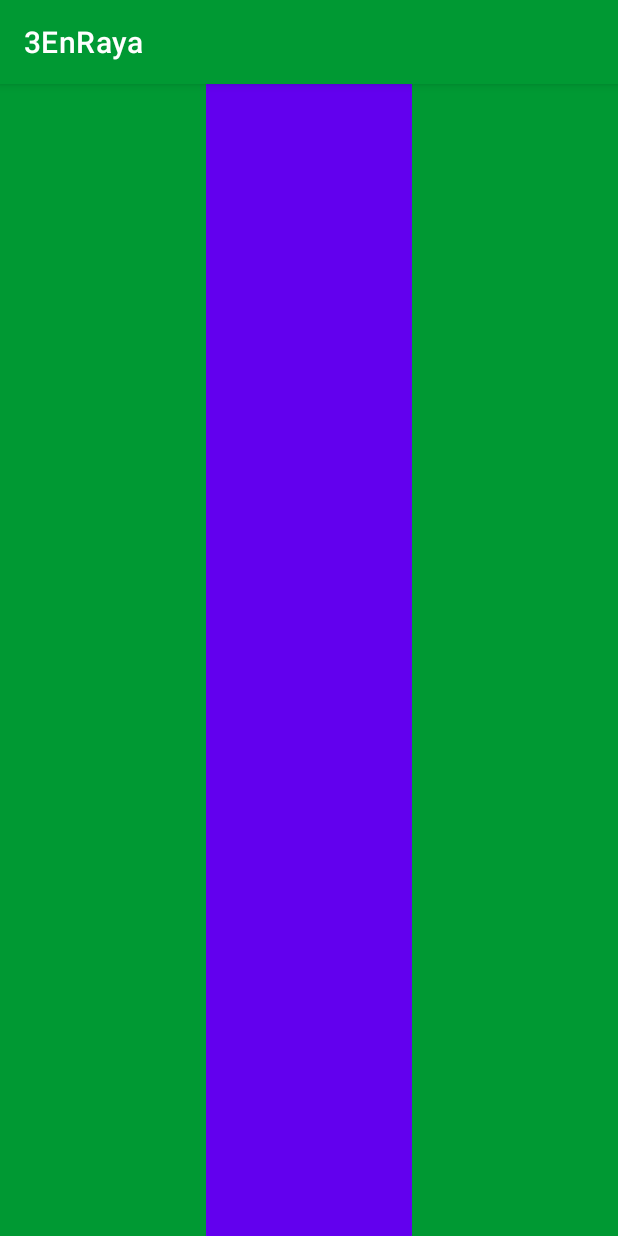
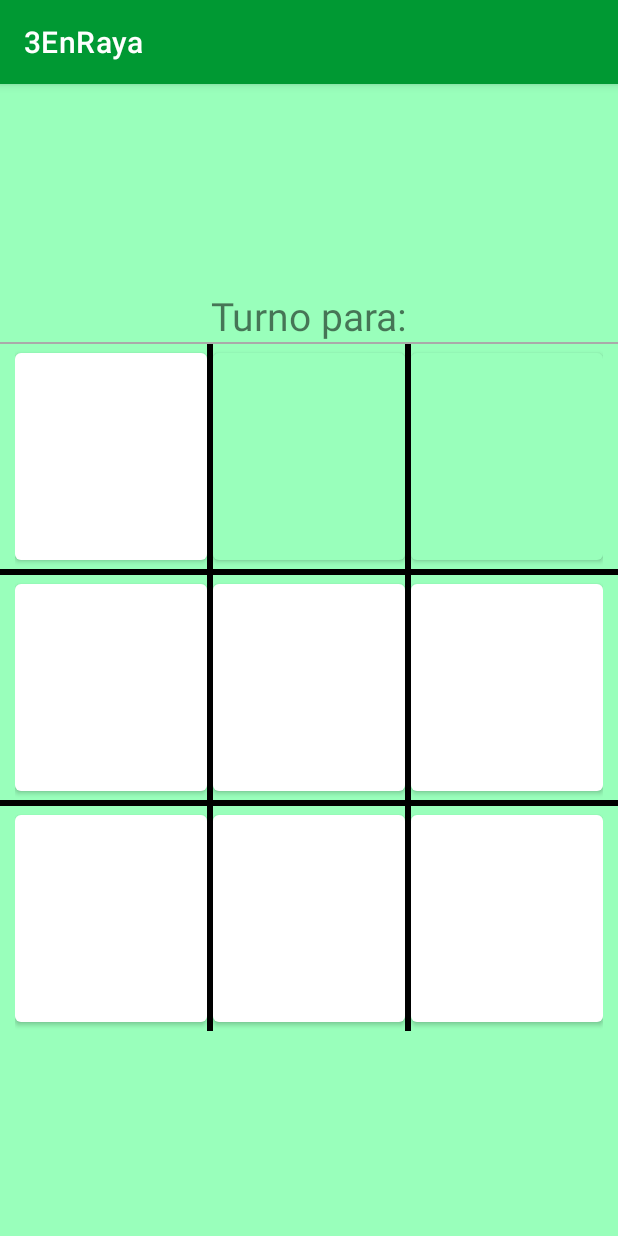
Before and after one commit to irisquerol/3EnRaya, an Android app: the screen it shows after launch (MainActivity), on a phone screen of 412 x 824 dp. Run offline under Robolectric (Android 15) with nearby library versions, the phone set to English and light mode, and no system bars.

Commit message:
cuadrícula

```diff
--- a/app/src/main/res/layout/activity_main.xml
+++ b/app/src/main/res/layout/activity_main.xml
@@ -9,62 +9,198 @@
     <LinearLayout
         android:layout_width="match_parent"
         android:layout_height="match_parent"
-        android:orientation="vertical">
+        android:layout_gravity="center"
+        android:background="@color/purple_500"
+        android:gravity="center"
+        android:orientation="vertical"
+        tools:context=".MainActivity">
 
         <TextView
+            android:id="@+id/text_turno"
             android:layout_width="wrap_content"
             android:layout_height="wrap_content"
-            android:text="Hello World!"
-            app:layout_constraintBottom_toBottomOf="parent"
-            app:layout_constraintLeft_toLeftOf="parent"
-            app:layout_constraintRight_toRightOf="parent"
-            app:layout_constraintTop_toTopOf="parent" />
-    </LinearLayout>
+            android:text="@string/turno"
+
+            android:textSize="26sp"
+            android:textStyle="normal" />
+
+        <View
+            android:layout_width="match_parent"
+            android:layout_height="1dp"
+            android:background="@android:color/darker_gray" />
 
         <LinearLayout
             android:layout_width="match_parent"
-        android:layout_height="match_parent"
+            android:layout_height="wrap_content"
+            android:layout_gravity="center"
+            android:gravity="center"
             android:orientation="vertical">
-
-        <FrameLayout
-            android:layout_width="match_parent"
-            android:layout_height="0dp"
-            android:layout_weight="1"
-            android:background="@color/greenTop" />
-
-        <FrameLayout
-            android:layout_width="match_parent"
-            android:layout_height="0dp"
-            android:layout_weight="1" />
-
-        <FrameLayout
-            android:layout_width="match_parent"
-            android:layout_height="0dp"
-            android:layout_weight="1" />
-    </LinearLayout>
 
             <LinearLayout
                 android:layout_width="match_parent"
-        android:layout_height="match_parent"
+                android:layout_height="150dp"
+                android:layout_gravity="center"
+                android:layout_marginLeft="10dp"
+                android:layout_marginRight="10dp"
+                android:gravity="center"
                 android:orientation="horizontal">
 
-        <FrameLayout
+                <Button
+                    android:id="@+id/btn_1"
                     android:layout_width="0dp"
                     android:layout_height="match_parent"
                     android:layout_weight="1"
-            android:background="@color/greenTop" />
+                    android:elevation="15dp"
+                    android:freezesText="true"
+                    android:textSize="65sp"
+                    app:backgroundTint="@color/white" />
 
-        <FrameLayout
+                <View
+                    android:layout_width="4dp"
+                    android:layout_height="match_parent"
+                    android:background="@color/black" />
+
+                <Button
+                    android:id="@+id/btn_2"
                     android:layout_width="0dp"
                     android:layout_height="match_parent"
                     android:layout_weight="1"
-            android:background="@color/purple_500" />
+                    android:elevation="15dp"
+                    android:freezesText="true"
+                    app:backgroundTint="@color/purple_500" />
 
-        <FrameLayout
+                <View
+                    android:layout_width="4dp"
+                    android:layout_height="match_parent"
+                    android:background="@color/black" />
+
+                <Button
+                    android:id="@+id/btn_3"
                     android:layout_width="0dp"
                     android:layout_height="match_parent"
                     android:layout_weight="1"
-            android:background="@color/greenTop" />
+                    android:elevation="15dp"
+                    android:freezesText="true"
+                    app:backgroundTint="@color/purple_500" />
+
+
+            </LinearLayout>
+
+            <View
+                android:layout_width="match_parent"
+                android:layout_height="4dp"
+                android:background="@color/black" />
+
+            <LinearLayout
+                android:layout_width="match_parent"
+                android:layout_height="150dp"
+                android:layout_gravity="center"
+                android:layout_marginLeft="10dp"
+                android:layout_marginRight="10dp"
+                android:gravity="center"
+                android:orientation="horizontal">
+
+                <Button
+                    android:id="@+id/btn_4"
+                    android:layout_width="0dp"
+                    android:layout_height="match_parent"
+                    android:layout_weight="1"
+                    android:elevation="15dp"
+                    android:freezesText="true"
+                    android:textSize="65sp"
+                    app:backgroundTint="@color/white" />
+
+                <View
+                    android:layout_width="4dp"
+                    android:layout_height="match_parent"
+                    android:background="@color/black" />
+
+                <Button
+                    android:id="@+id/btn_5"
+                    android:layout_width="0dp"
+                    android:layout_height="match_parent"
+                    android:layout_weight="1"
+                    android:elevation="15dp"
+                    android:freezesText="true"
+                    android:textSize="65sp"
+                    app:backgroundTint="@color/white" />
+
+                <View
+                    android:layout_width="4dp"
+                    android:layout_height="match_parent"
+                    android:background="@color/black" />
+
+                <Button
+                    android:id="@+id/btn_6"
+                    android:layout_width="0dp"
+                    android:layout_height="match_parent"
+                    android:layout_weight="1"
+                    android:elevation="15dp"
+                    android:freezesText="true"
+                    android:textSize="65sp"
+                    app:backgroundTint="@color/white" />
+
+
+            </LinearLayout>
+
+            <View
+                android:layout_width="match_parent"
+                android:layout_height="4dp"
+                android:background="@color/black" />
+
+            <LinearLayout
+                android:layout_width="match_parent"
+                android:layout_height="150dp"
+                android:layout_gravity="center"
+                android:layout_marginLeft="10dp"
+                android:layout_marginRight="10dp"
+                android:gravity="center"
+                android:orientation="horizontal">
+
+                <Button
+                    android:id="@+id/btn_7"
+                    android:layout_width="0dp"
+                    android:layout_height="match_parent"
+                    android:layout_weight="1"
+                    android:elevation="15dp"
+                    android:freezesText="true"
+                    android:textSize="65sp"
+                    app:backgroundTint="@color/white" />
+
+                <View
+                    android:layout_width="4dp"
+                    android:layout_height="match_parent"
+                    android:background="@color/black" />
+
+                <Button
+                    android:id="@+id/btn_8"
+                    android:layout_width="0dp"
+                    android:layout_height="match_parent"
+                    android:layout_weight="1"
+                    android:elevation="15dp"
+                    android:freezesText="true"
+                    android:textSize="65sp"
+                    app:backgroundTint="@color/white" />
+
+                <View
+                    android:layout_width="4dp"
+                    android:layout_height="match_parent"
+                    android:background="@color/black" />
+
+                <Button
+                    android:id="@+id/btn_9"
+                    android:layout_width="0dp"
+                    android:layout_height="match_parent"
+                    android:layout_weight="1"
+                    android:elevation="15dp"
+                    android:freezesText="true"
+                    android:textSize="65sp"
+                    app:backgroundTint="@color/white" />
+            </LinearLayout>
+
+
+        </LinearLayout>
+
     </LinearLayout>
 
 </androidx.constraintlayout.widget.ConstraintLayout>
--- a/app/src/main/res/values-night/themes.xml
+++ b/app/src/main/res/values-night/themes.xml
@@ -1,8 +1,8 @@
 <resources xmlns:tools="http://schemas.android.com/tools">
     <!-- Base application theme. -->
-    <style name="Theme.3EnRaya" parent="Theme.MaterialComponents.DayNight.DarkActionBar">
+     <style name="Theme.3EnRaya" parent="Theme.MaterialComponents.DayNight.DarkActionBar">
         <!-- Primary brand color. -->
-        <item name="colorPrimary">@color/purple_200</item>
+        <item name="colorPrimary">@color/greenTop</item>
         <item name="colorPrimaryVariant">@color/purple_700</item>
         <item name="colorOnPrimary">@color/black</item>
         <!-- Secondary brand color. -->
--- a/app/src/main/res/values/colors.xml
+++ b/app/src/main/res/values/colors.xml
@@ -1,8 +1,8 @@
 <?xml version="1.0" encoding="utf-8"?>
 <resources>
     <color name="greenTop">#009933</color>
-    <color name="purple_500">#FF6200EE</color>
-    <color name="purple_700">#FF3700B3</color>
+    <color name="purple_500">#99ffbb</color>
+    <color name="purple_700">#99ffbb</color>
     <color name="teal_200">#FF03DAC5</color>
     <color name="teal_700">#FF018786</color>
     <color name="black">#FF000000</color>
--- a/app/src/main/res/values/strings.xml
+++ b/app/src/main/res/values/strings.xml
@@ -1,3 +1,6 @@
 <resources>
     <string name="app_name">3EnRaya</string>
+    <string name="turno">Turno para:</string>
+    <string name="player1">Jugador 1</string>
+    <string name="player2">Jugador 2</string>
 </resources>
```
Lines whose indentation alone changed are shown as unchanged.
